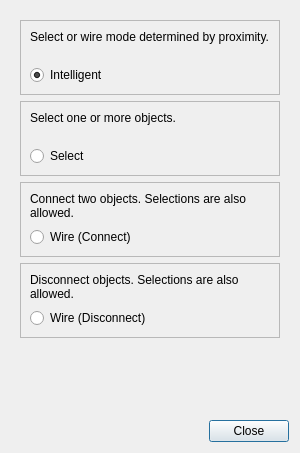
This is UI/glitch-tools.ui in textbrowser/glitch as Qt 5 draws it before an edit. The edited form follows.
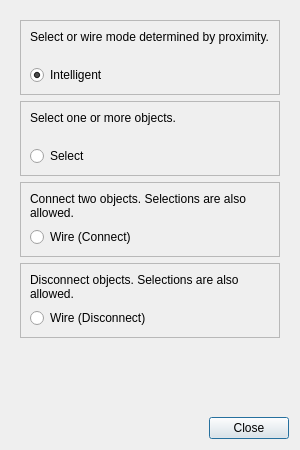
This is the edited form. Icons and pictures are not drawn.

The edit to the form file:
```diff
--- a/UI/glitch-tools.ui
+++ b/UI/glitch-tools.ui
@@ -7,7 +7,7 @@
     <x>0</x>
     <y>0</y>
     <width>300</width>
-    <height>453</height>
+    <height>450</height>
    </rect>
   </property>
   <property name="windowTitle">
```
Left out of the diff: 2 changed lines with no effect on the pictures.
